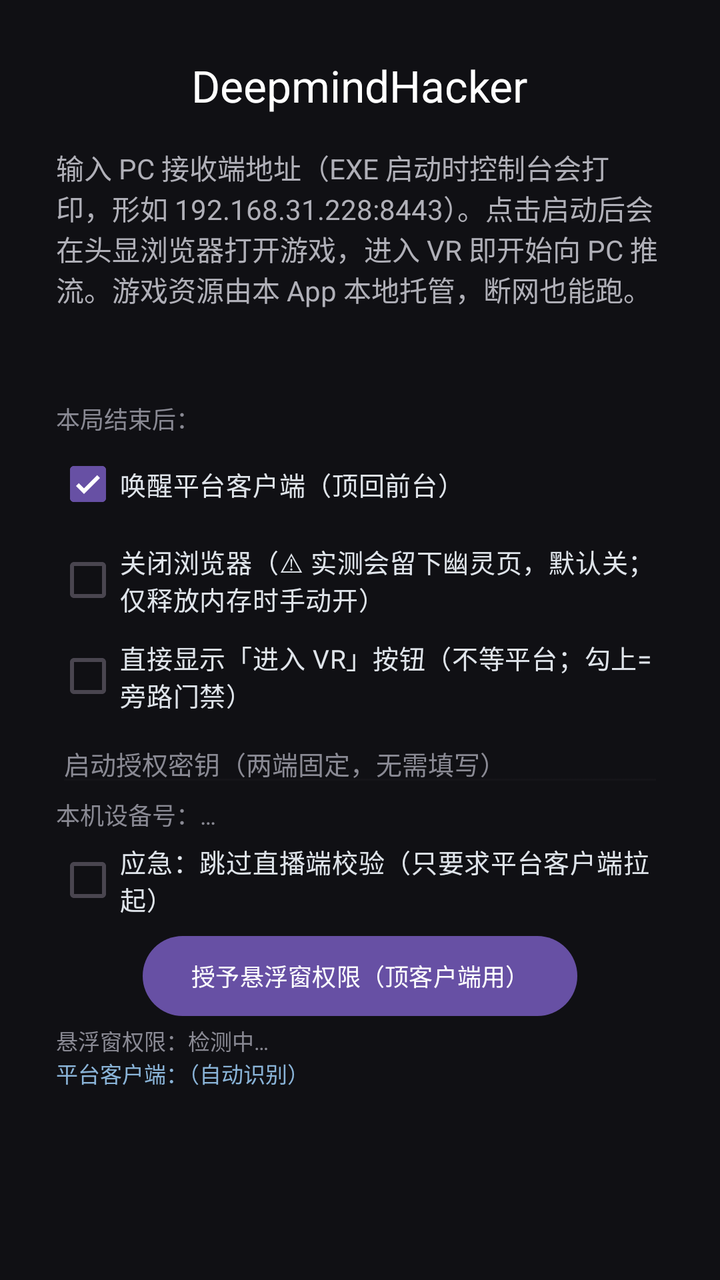
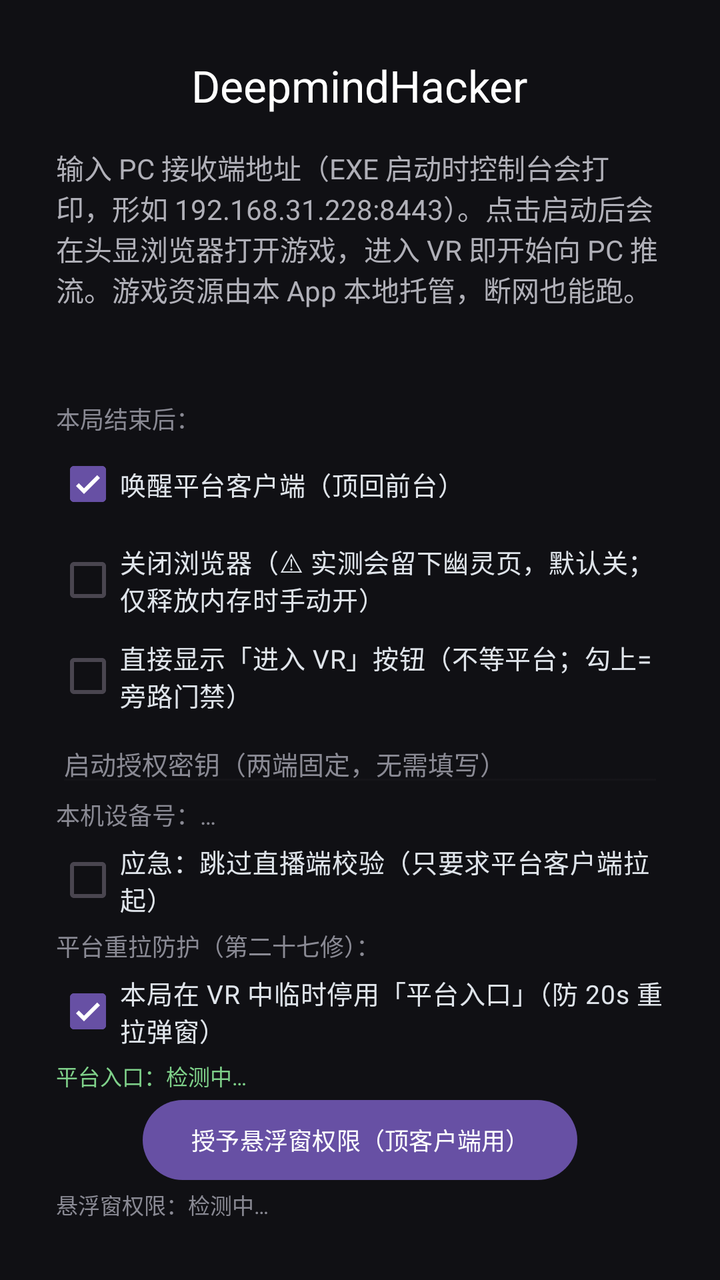

Compare the two renders of this Android layout. The source of the first and the diff that turns it into the second are given below.
<!-- AndroidManifest.xml: application theme Theme.WebXRCast -->
<!-- res/layout/activity_main.xml -->
<?xml version="1.0" encoding="utf-8"?>
<FrameLayout xmlns:android="http://schemas.android.com/apk/res/android"
    android:layout_width="match_parent"
    android:layout_height="match_parent"
    android:background="#101014">

    
    <LinearLayout
        android:layout_width="match_parent"
        android:layout_height="match_parent"
        android:orientation="vertical"
        android:padding="28dp"
        android:gravity="center_horizontal">

        <TextView
            android:layout_width="wrap_content"
            android:layout_height="wrap_content"
            android:text="@string/app_name"
            android:textSize="22sp"
            android:textColor="#ffffff"
            android:layout_marginBottom="16dp" />

        <TextView
            android:id="@+id/tvStatus"
            android:layout_width="match_parent"
            android:layout_height="wrap_content"
            android:text="@string/status"
            android:textColor="#b0b0b8"
            android:textSize="14sp"
            android:layout_marginBottom="20dp" />

        
        <TextView
            android:id="@+id/tvForensics"
            android:layout_width="match_parent"
            android:layout_height="wrap_content"
            android:textColor="#7fd18a"
            android:textSize="10sp"
            android:fontFamily="monospace"
            android:maxLines="12"
            android:text=""
            android:layout_marginBottom="12dp" />

        
        <TextView
            android:layout_width="match_parent"
            android:layout_height="wrap_content"
            android:text="本局结束后："
            android:textColor="#8a8a94"
            android:textSize="12sp" />

        <CheckBox
            android:id="@+id/cbRestoreClient"
            android:layout_width="match_parent"
            android:layout_height="wrap_content"
            android:checked="true"
            android:text="唤醒平台客户端（顶回前台）"
            android:textColor="#dfe4ea"
            android:textSize="13sp" />

        <CheckBox
            android:id="@+id/cbKillBrowser"
            android:layout_width="match_parent"
            android:layout_height="wrap_content"
            android:checked="false"
            android:text="关闭浏览器（⚠ 实测会留下幽灵页，默认关；仅释放内存时手动开）"
            android:textColor="#dfe4ea"
            android:textSize="13sp" />

        
        <CheckBox
            android:id="@+id/cbVrBtnAlways"
            android:layout_width="match_parent"
            android:layout_height="wrap_content"
            android:checked="false"
            android:text="直接显示「进入 VR」按钮（不等平台；勾上=旁路门禁）"
            android:textColor="#dfe4ea"
            android:textSize="13sp" />

        
        <EditText
            android:id="@+id/etSecret"
            android:layout_width="match_parent"
            android:layout_height="wrap_content"
            android:hint="启动授权密钥（两端固定，无需填写）"
            android:inputType="none"
            android:enabled="false"
            android:textColor="#8a8a94"
            android:textColorHint="#8a8a94"
            android:textSize="13sp" />

        <TextView
            android:id="@+id/tvDeviceId"
            android:layout_width="match_parent"
            android:layout_height="wrap_content"
            android:text="本机设备号：…"
            android:textColor="#8a8a94"
            android:textSize="12sp" />

        
        <CheckBox
            android:id="@+id/cbSkipExe"
            android:layout_width="match_parent"
            android:layout_height="wrap_content"
            android:checked="false"
            android:text="应急：跳过直播端校验（只要求平台客户端拉起）"
            android:textColor="#dfe4ea"
            android:textSize="13sp" />

        
        <Button
            android:id="@+id/btnOverlay"
            android:layout_width="wrap_content"
            android:layout_height="wrap_content"
            android:text="授予悬浮窗权限（顶客户端用）"
            android:textSize="12sp" />

        <TextView
            android:id="@+id/tvOverlay"
            android:layout_width="match_parent"
            android:layout_height="wrap_content"
            android:textColor="#8a8a94"
            android:textSize="11sp"
            android:text="悬浮窗权限：检测中…" />

        <TextView
            android:id="@+id/tvClientPkg"
            android:layout_width="match_parent"
            android:layout_height="wrap_content"
            android:textColor="#8ab4d8"
            android:textSize="11sp"
            android:layout_marginBottom="16dp"
            android:text="平台客户端：（自动识别）" />

        
        <LinearLayout
            android:id="@+id/manualPanel"
            android:layout_width="match_parent"
            android:layout_height="wrap_content"
            android:orientation="vertical"
            android:visibility="gone">

            <EditText
                android:id="@+id/etPc"
                android:layout_width="match_parent"
                android:layout_height="wrap_content"
                android:hint="@string/hint_pc"
                android:inputType="textUri"
                android:textColor="#ffffff"
                android:textColorHint="#707080"
                android:backgroundTint="#3a3a44" />

            <Button
                android:id="@+id/btnStart"
                android:layout_width="match_parent"
                android:layout_height="wrap_content"
                android:text="@string/btn_start"
                android:layout_marginTop="20dp" />
        </LinearLayout>
    </LinearLayout>

    
    <WebView
        android:id="@+id/gameWebView"
        android:layout_width="match_parent"
        android:layout_height="match_parent"
        android:visibility="gone" />

</FrameLayout>
<!-- resources referenced by this layout -->
<resources>
  <string name="app_name">DeepmindHacker</string>
  <string name="btn_start">启动游戏并推流</string>
  <string name="hint_pc">PC 接收端地址（IP:端口）</string>
  <string name="status">输入 PC 接收端地址（EXE 启动时控制台会打印，形如 192.168.31.228:8443）。点击启动后会在头显浏览器打开游戏，进入 VR 即开始向 PC 推流。游戏资源由本 App 本地托管，断网也能跑。</string>
  <style name="Theme.WebXRCast" parent="Theme.Material3.DayNight.NoActionBar">
          <item name="android:windowFullscreen">true</item>
      </style>
</resources>

<!-- the commit's change to res/layout/activity_main.xml (unified diff, before → after) -->
@@ -108,6 +108,31 @@
             android:textSize="13sp" />
 
         
+        <TextView
+            android:layout_width="match_parent"
+            android:layout_height="wrap_content"
+            android:text="平台重拉防护（第二十七修）："
+            android:textColor="#8a8a94"
+            android:textSize="12sp" />
+
+        <CheckBox
+            android:id="@+id/cbEntryLock"
+            android:layout_width="match_parent"
+            android:layout_height="wrap_content"
+            android:checked="true"
+            android:text="本局在 VR 中临时停用「平台入口」（防 20s 重拉弹窗）"
+            android:textColor="#dfe4ea"
+            android:textSize="13sp" />
+
+        <TextView
+            android:id="@+id/tvEntryLock"
+            android:layout_width="match_parent"
+            android:layout_height="wrap_content"
+            android:textColor="#7fd18a"
+            android:textSize="11sp"
+            android:text="平台入口：检测中…" />
+
+        
         <Button
             android:id="@+id/btnOverlay"
             android:layout_width="wrap_content"
